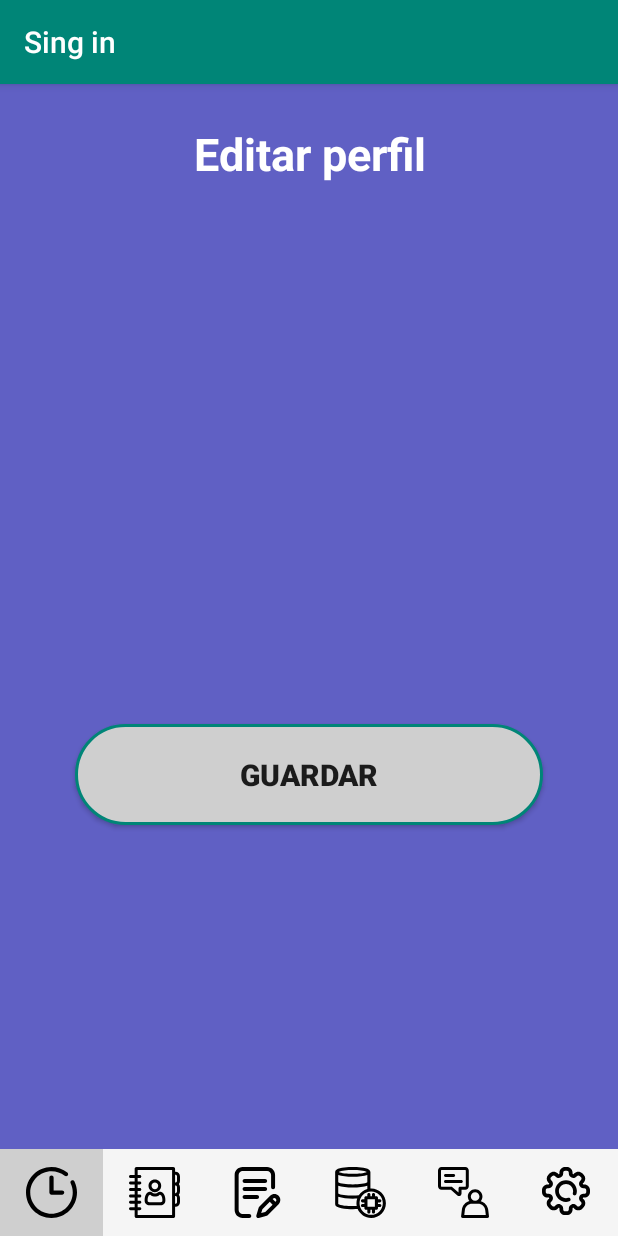
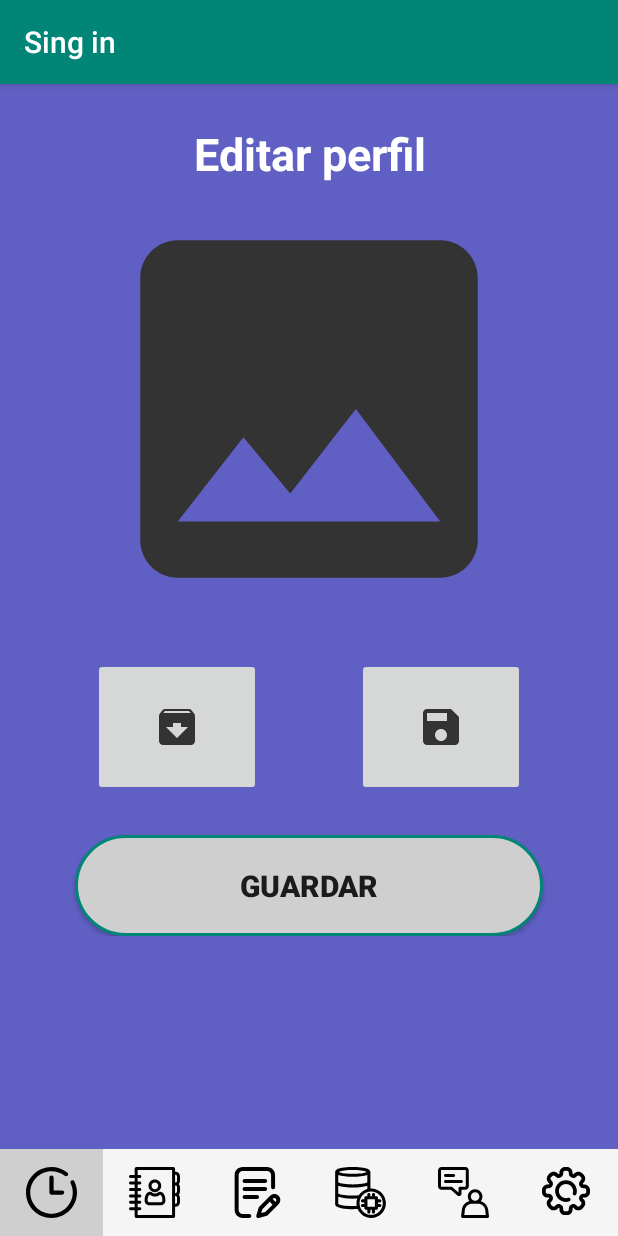
Before and after one commit to Jorston/Singing_App, an Android app: the fragment Sexto placed in its activity, on a phone screen of 412 x 824 dp. Run offline under Robolectric (Android 15) with nearby library versions, the light colour scheme and no system bars; our stand-ins replace Room's generated code.

Commit message:
fragment with change picture for users in fragment sexto

```diff
--- /dev/null
+++ b/app/src/main/res/drawable/archive.xml
@@ -0,0 +1,5 @@
+<vector android:height="32dp" android:tint="#333333"
+    android:viewportHeight="24.0" android:viewportWidth="24.0"
+    android:width="32dp" xmlns:android="http://schemas.android.com/apk/res/android">
+    <path android:fillColor="#FF000000" android:pathData="M20.54,5.23l-1.39,-1.68C18.88,3.21 18.47,3 18,3H6c-0.47,0 -0.88,0.21 -1.16,0.55L3.46,5.23C3.17,5.57 3,6.02 3,6.5V19c0,1.1 0.9,2 2,2h14c1.1,0 2,-0.9 2,-2V6.5c0,-0.48 -0.17,-0.93 -0.46,-1.27zM12,17.5L6.5,12H10v-2h4v2h3.5L12,17.5zM5.12,5l0.81,-1h12l0.94,1H5.12z"/>
+</vector>
--- /dev/null
+++ b/app/src/main/res/drawable/ic_archive_black_24dp.xml
@@ -0,0 +1,4 @@
+<vector android:height="32dp" android:viewportHeight="24.0"
+    android:viewportWidth="24.0" android:width="32dp" xmlns:android="http://schemas.android.com/apk/res/android">
+    <path android:fillColor="#FF000000" android:pathData="M20.54,5.23l-1.39,-1.68C18.88,3.21 18.47,3 18,3H6c-0.47,0 -0.88,0.21 -1.16,0.55L3.46,5.23C3.17,5.57 3,6.02 3,6.5V19c0,1.1 0.9,2 2,2h14c1.1,0 2,-0.9 2,-2V6.5c0,-0.48 -0.17,-0.93 -0.46,-1.27zM12,17.5L6.5,12H10v-2h4v2h3.5L12,17.5zM5.12,5l0.81,-1h12l0.94,1H5.12z"/>
+</vector>
--- /dev/null
+++ b/app/src/main/res/drawable/ic_photo_camera_black_24dp.xml
@@ -0,0 +1,5 @@
+<vector android:height="32dp" android:viewportHeight="24.0"
+    android:viewportWidth="24.0" android:width="32dp" xmlns:android="http://schemas.android.com/apk/res/android">
+    <path android:fillColor="#FF000000" android:pathData="M12,12m-3.2,0a3.2,3.2 0,1 1,6.4 0a3.2,3.2 0,1 1,-6.4 0"/>
+    <path android:fillColor="#FF000000" android:pathData="M9,2L7.17,4L4,4c-1.1,0 -2,0.9 -2,2v12c0,1.1 0.9,2 2,2h16c1.1,0 2,-0.9 2,-2L22,6c0,-1.1 -0.9,-2 -2,-2h-3.17L15,2L9,2zM12,17c-2.76,0 -5,-2.24 -5,-5s2.24,-5 5,-5 5,2.24 5,5 -2.24,5 -5,5z"/>
+</vector>
--- /dev/null
+++ b/app/src/main/res/drawable/ic_photo_size_select_actual_black_24dp.xml
@@ -0,0 +1,5 @@
+<vector android:height="270dp" android:tint="#333333"
+    android:viewportHeight="24.0" android:viewportWidth="24.0"
+    android:width="270dp" xmlns:android="http://schemas.android.com/apk/res/android">
+    <path android:fillColor="#FF000000" android:pathData="M21,3H3C2,3 1,4 1,5v14c0,1.1 0.9,2 2,2h18c1,0 2,-1 2,-2V5c0,-1 -1,-2 -2,-2zM5,17l3.5,-4.5 2.5,3.01L14.5,11l4.5,6H5z"/>
+</vector>
--- /dev/null
+++ b/app/src/main/res/drawable/image.xml
@@ -0,0 +1,5 @@
+<vector android:height="320dp" android:tint="#333333"
+    android:viewportHeight="24.0" android:viewportWidth="24.0"
+    android:width="320dp" xmlns:android="http://schemas.android.com/apk/res/android">
+    <path android:fillColor="#FF000000" android:pathData="M21,19V5c0,-1.1 -0.9,-2 -2,-2H5c-1.1,0 -2,0.9 -2,2v14c0,1.1 0.9,2 2,2h14c1.1,0 2,-0.9 2,-2zM8.5,13.5l2.5,3.01L14.5,12l4.5,6H5l3.5,-4.5z"/>
+</vector>
--- /dev/null
+++ b/app/src/main/res/drawable/save.xml
@@ -0,0 +1,5 @@
+<vector android:height="32dp" android:tint="#333333"
+    android:viewportHeight="24.0" android:viewportWidth="24.0"
+    android:width="32dp" xmlns:android="http://schemas.android.com/apk/res/android">
+    <path android:fillColor="#FF000000" android:pathData="M17,3L5,3c-1.11,0 -2,0.9 -2,2v14c0,1.1 0.89,2 2,2h14c1.1,0 2,-0.9 2,-2L21,7l-4,-4zM12,19c-1.66,0 -3,-1.34 -3,-3s1.34,-3 3,-3 3,1.34 3,3 -1.34,3 -3,3zM15,9L5,9L5,5h10v4z"/>
+</vector>
--- a/app/src/main/res/layout/fragment_sexto.xml
+++ b/app/src/main/res/layout/fragment_sexto.xml
@@ -18,7 +18,7 @@ tools:context=".Interfaces.Sexto">
 
         <LinearLayout
             android:layout_width="match_parent"
-            android:layout_height="match_parent"
+            android:layout_height="wrap_content"
             android:orientation="vertical">
 
             <TextView
@@ -35,13 +35,51 @@ tools:context=".Interfaces.Sexto">
 
             <ImageView
                 android:id="@+id/imageActualizar"
-                android:layout_marginTop="30dp"
                 android:layout_width="match_parent"
                 android:layout_height="300dp"
-                tools:src="@tools:sample/avatars"/>
+                android:src="@drawable/image"/>
+            <LinearLayout
+                android:layout_width="match_parent"
+                android:layout_height="match_parent"
+                android:gravity="center"
+                android:orientation="horizontal">
+                <ImageButton
+                    android:id="@+id/downloadImageButton"
+                    android:layout_width="wrap_content"
+                    android:layout_height="wrap_content"
+                    android:layout_marginStart="32dp"
+                    android:layout_marginTop="16dp"
+                    android:layout_marginEnd="32dp"
+                    android:paddingTop="30dp"
+                    android:paddingBottom="30dp"
+                    android:paddingRight="40dp"
+                    android:paddingLeft="40dp"
+                    android:layout_marginBottom="16dp"
+                    android:src="@drawable/archive"/>
+                <ImageButton
+                    android:id="@+id/downloadImageton"
+                    android:layout_width="wrap_content"
+                    android:layout_height="wrap_content"
+                    android:layout_marginStart="32dp"
+                    android:layout_marginTop="16dp"
+                    android:paddingTop="30dp"
+                    android:paddingBottom="30dp"
+                    android:paddingRight="40dp"
+                    android:paddingLeft="40dp"
+                    android:layout_marginEnd="32dp"
+                    android:layout_marginBottom="16dp"
+                    android:src="@drawable/save"/>
 
+            </LinearLayout>
+
+        </LinearLayout>
+        <LinearLayout
+            android:layout_width="match_parent"
+            android:layout_height="wrap_content"
+            android:orientation="horizontal"
+            android:layout_gravity="center">
             <Button
-                android:layout_marginTop="30dp"
+                android:layout_marginTop="10dp"
                 android:id="@+id/btnEnviarMensaje"
                 android:layout_width="match_parent"
                 android:layout_height="wrap_content"
@@ -54,7 +92,6 @@ tools:context=".Interfaces.Sexto">
                 android:textStyle="bold"
                 android:textSize="20dp"/>
 
-
         </LinearLayout>
     </LinearLayout>
 </FrameLayout>
```
